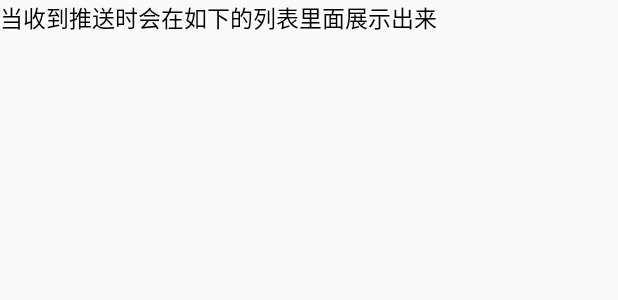
After one commit to richzjc/NotificationMonitor, an Android app: the layout activity_notification_list.xml on its own in the app's theme, with its tools: preview values and no code run, on a phone screen of 412 x 824 dp. The commit adds this screen. Shown: the top 300 px of the screen. Run offline under Robolectric (Android 15) with nearby library versions, the phone set to English and light mode, and no system bars.

Commit message:
拦截推送的功能

```diff
--- /dev/null
+++ b/app/src/main/java/com/richzjc/notification/Const.kt
@@ -0,0 +1,3 @@
+package com.richzjc.notification
+
+var packageNames : List<String>? = null
--- a/app/src/main/java/com/richzjc/notification/db/DataBaseHelper.kt
+++ b/app/src/main/java/com/richzjc/notification/db/DataBaseHelper.kt
@@ -4,7 +4,7 @@ import android.content.Context
 import android.database.sqlite.SQLiteDatabase
 import android.database.sqlite.SQLiteOpenHelper
 
-class DataBaseHelper(context: Context, name : String, factory : SQLiteDatabase.CursorFactory?, version : Int) : SQLiteOpenHelper(context, name, factory, version){
+class DataBaseHelper(context: Context) : SQLiteOpenHelper(context, "notification", null, 1){
 
     override fun onCreate(db: SQLiteDatabase?) {
         val sql = "create table notification(title text, content text, subContent text, flag integer)"
--- a/app/src/main/java/com/richzjc/notification/model/NotificationEntity.kt
+++ b/app/src/main/java/com/richzjc/notification/model/NotificationEntity.kt
@@ -4,5 +4,5 @@ class NotificationEntity {
     var title : String? = null
     var content : String? = null
     var subContent : String? = null
-    val flag : Int? = null
+    var flag : Int? = null
 }
--- /dev/null
+++ b/app/src/main/res/layout/activity_notification_list.xml
@@ -0,0 +1,20 @@
+<?xml version="1.0" encoding="utf-8"?>
+<LinearLayout xmlns:android="http://schemas.android.com/apk/res/android"
+    android:layout_width="match_parent"
+    android:layout_height="match_parent"
+    android:orientation="vertical">
+
+    <TextView
+        android:layout_width="match_parent"
+        android:layout_height="wrap_content"
+        android:text="当收到推送时会在如下的列表里面展示出来"
+        android:textColor="#000000"
+        android:textSize="15sp" />
+
+    <android.support.v7.widget.RecyclerView
+        android:id="@+id/recycleView"
+        android:layout_width="match_parent"
+        android:layout_height="wrap_content"
+        android:layout_marginTop="20dp" />
+
+</LinearLayout>
```
Also changed, not shown: app/src/main/java/com/richzjc/notification/activity/MainActivity.kt (+8 -3 lines), app/src/main/java/com/richzjc/notification/activity/NotificationListActivity.kt (+12 -0 lines), app/src/main/java/com/richzjc/notification/service/MyNotificationListenerService.kt (added, +51 -0 lines), app/src/main/java/com/richzjc/notification/util/DbUtil.kt (added, +18 -0 lines).
